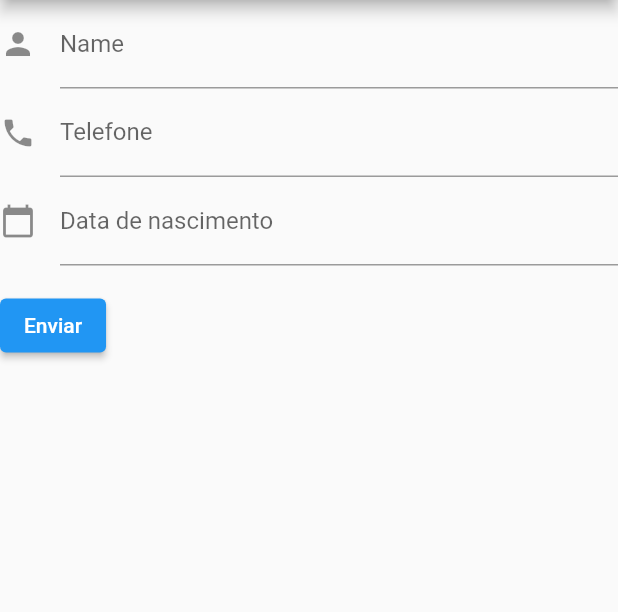
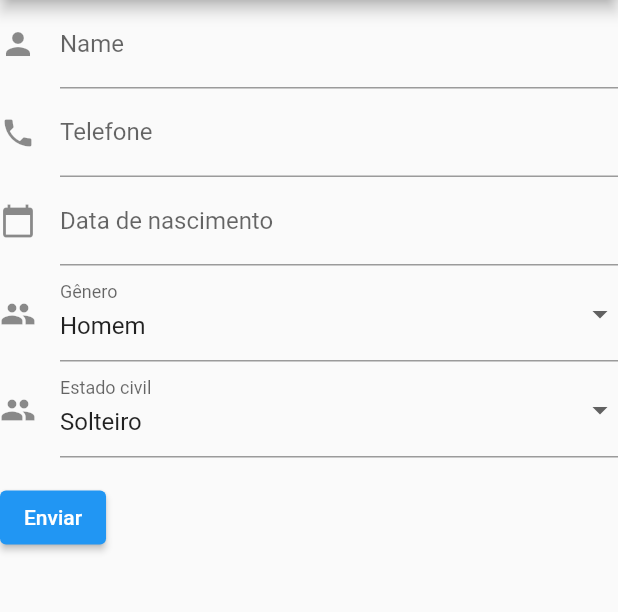
Before and after one commit to DayXL/Atividades-de-POO-1, a Flutter app: the screen it shows after launch, on a phone screen of 412 x 824 dp, the part 84-696 px from its top. Run offline on Flutter 3.47's test engine with Material 2 defaults, Android fonts, the phone set to English and light mode, and no system bars; our stand-ins replace flutter_datetime_picker, flutter_hooks.

Commit message:
criado novo campo

```diff
--- a/tarefa6/lib/main.dart
+++ b/tarefa6/lib/main.dart
@@ -34,6 +34,8 @@ class MyCustomFormState extends State<MyCustomForm> {
 
   final _formKey = GlobalKey<FormState>();
   DateTime? _selectedDate;
+  String _selectedGender = 'Homem';
+  String selecionarEstado = 'Solteiro';
 
   @override
   Widget build(BuildContext context) {
@@ -110,6 +112,49 @@ class MyCustomFormState extends State<MyCustomForm> {
             ),
           ),
 
+          DropdownButtonFormField<String>(
+            decoration: const InputDecoration(
+              icon: Icon(Icons.people),
+              hintText: 'Selecione seu gênero',
+              labelText: 'Gênero',
+            ),
+            value: _selectedGender,
+            onChanged: (newValue) {
+              setState(() {
+                _selectedGender = newValue!;
+              });
+            },
+            items: <String>['Homem', 'Mulher', 'Outro']
+                .map<DropdownMenuItem<String>>((String value) {
+              return DropdownMenuItem<String>(
+                value: value,
+                child: Text(value),
+              );
+            }).toList(),
+          ),
+
+          DropdownButtonFormField<String>(
+            decoration: const InputDecoration(
+              icon: Icon(Icons.people),
+              hintText: 'Selecione seu estado civil',
+              labelText: 'Estado civil',
+            ),
+
+            value: selecionarEstado,
+            onChanged: (newValue) {
+              setState(() {
+                selecionarEstado = newValue!;
+              });
+            },
+
+            items: <String>['Solteiro', 'Casado', 'Divorciado', 'Viúvo', 'Outro']
+                .map<DropdownMenuItem<String>>((String value) {
+              return DropdownMenuItem<String>(
+                value: value,
+                child: Text(value),
+              );
+            }).toList(),
+          ),
 
           Padding(
             padding: const EdgeInsets.symmetric(vertical: 16.0),
```
